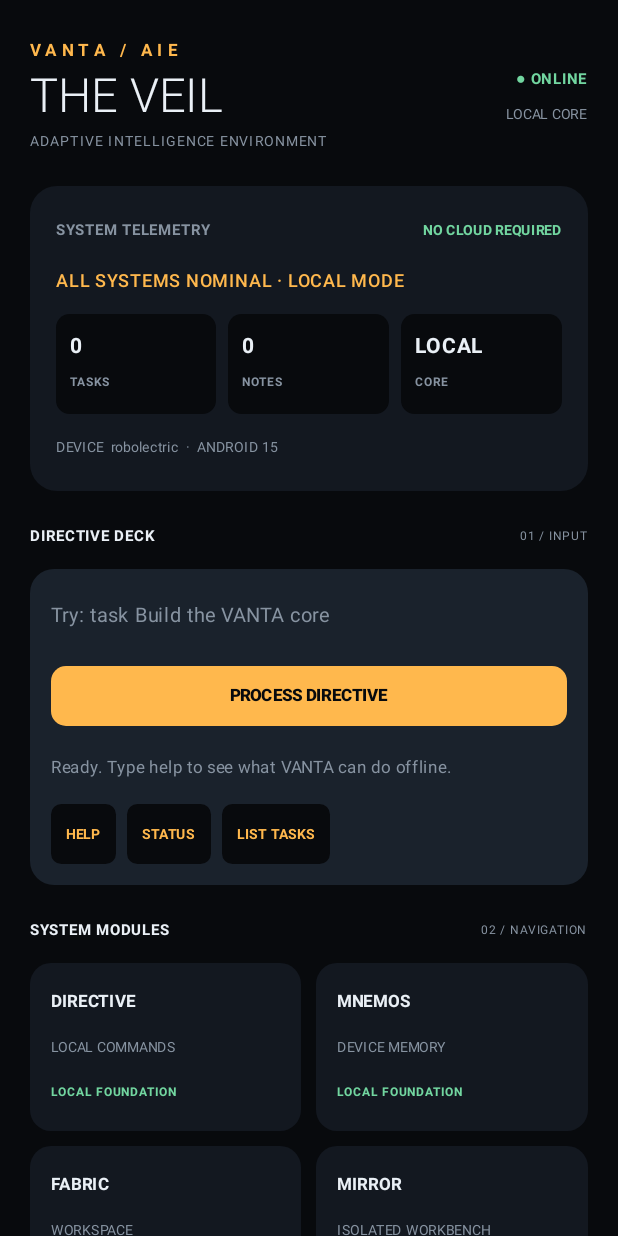
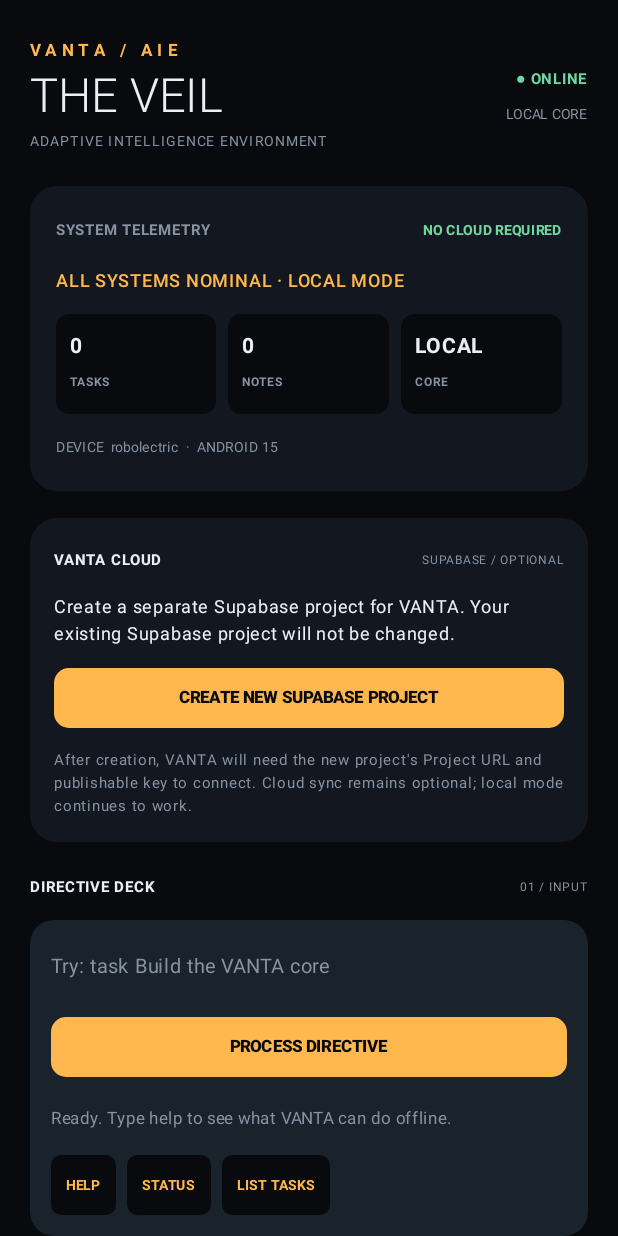
Before and after one commit to midas459/VANTA-OS, an Android app built with Jetpack Compose: the screen it shows after launch (MainActivity), on a phone screen of 412 x 824 dp. Run offline under Robolectric (Android 15) with nearby library versions, the phone set to English and light mode, and no system bars.

Commit message:
feat: add VANTA Cloud project creation button

```diff
--- a/app/src/main/java/dev/vanta/MainActivity.kt
+++ b/app/src/main/java/dev/vanta/MainActivity.kt
@@ -173,6 +173,30 @@ private fun VantaApp() {
                     }
                 }
 
+                Card(colors = CardDefaults.cardColors(containerColor = Panel), shape = RoundedCornerShape(18.dp)) {
+                    Column(Modifier.fillMaxWidth().padding(16.dp), verticalArrangement = Arrangement.spacedBy(10.dp)) {
+                        SectionLabel("VANTA CLOUD", "SUPABASE / OPTIONAL")
+                        Text("Create a separate Supabase project for VANTA. Your existing Supabase project will not be changed.",
+                            color = White, fontSize = 12.sp, lineHeight = 18.sp)
+                        Button(
+                            onClick = {
+                                val intent = android.content.Intent(
+                                    android.content.Intent.ACTION_VIEW,
+                                    android.net.Uri.parse("https://supabase.com/dashboard/new")
+                                )
+                                context.startActivity(intent)
+                            },
+                            modifier = Modifier.fillMaxWidth(),
+                            colors = ButtonDefaults.buttonColors(containerColor = Amber, contentColor = Obsidian),
+                            shape = RoundedCornerShape(10.dp)
+                        ) {
+                            Text("CREATE NEW SUPABASE PROJECT", fontSize = 11.sp, fontWeight = FontWeight.Black)
+                        }
+                        Text("After creation, VANTA will need the new project's Project URL and publishable key to connect. Cloud sync remains optional; local mode continues to work.",
+                            color = Muted, fontSize = 10.sp, lineHeight = 15.sp)
+                    }
+                }
+
                 Column(verticalArrangement = Arrangement.spacedBy(10.dp)) {
                     SectionLabel("DIRECTIVE DECK", "01 / INPUT")
                     Card(colors = CardDefaults.cardColors(containerColor = PanelRaised), shape = RoundedCornerShape(16.dp)) {
```
